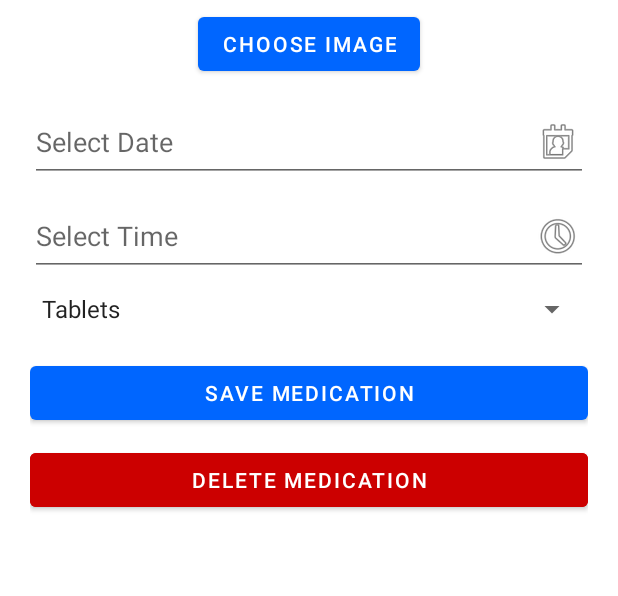
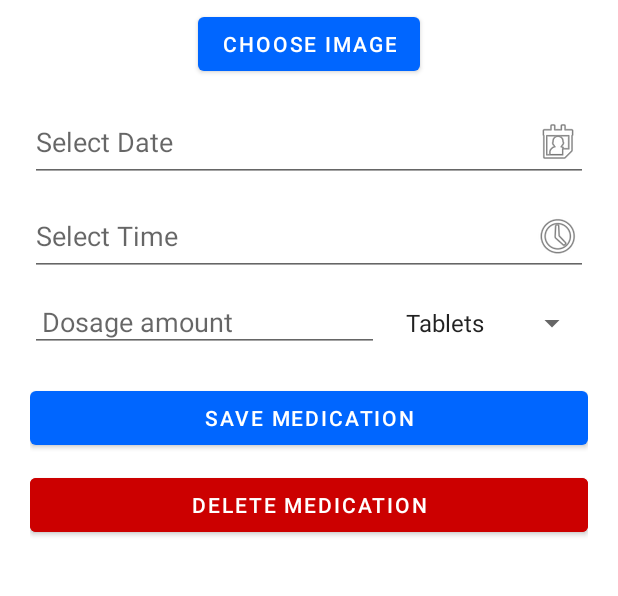
Before and after one commit to Yyangyy2/ElderLink, an Android app built with Jetpack Compose: the AddMedicationActivity screen opened directly, with no data from a screen before it, on a phone screen of 412 x 824 dp, the part 338-934 px from its top. Run offline under Robolectric (Android 15) with nearby library versions, the phone set to English and light mode, and no system bars; our stand-ins replace Firebase (no records; nobody signed in at launch, a user with empty details on screens opened directly); 1 statement that could not run was skipped.

Commit message:
Added Dosage amount to Medication

```diff
--- a/app/src/main/java/com/example/elderlink/view_medication/AddMedicationActivity.java
+++ b/app/src/main/java/com/example/elderlink/view_medication/AddMedicationActivity.java
@@ -34,7 +34,7 @@ import java.util.UUID;
 public class AddMedicationActivity extends AppCompatActivity {
     private static final String TAG = "AddMedicationActivity";
 
-    private EditText editMedicationName, editMedicationDate, editMedicationTime;
+    private EditText editMedicationName, editMedicationDate, editMedicationTime,editMedicationDosage;
     private ImageView selectedMedicationImage;
     private Button selectMedicationImageBtn, saveMedicationBtn, deleteMedicationBtn;
     private Spinner spinnerMedicationUnit;
@@ -63,6 +63,7 @@ public class AddMedicationActivity extends AppCompatActivity {
         editMedicationName = findViewById(R.id.editMedicationName);
         editMedicationDate = findViewById(R.id.editMedicationDate);
         editMedicationTime = findViewById(R.id.editMedicationTime);
+        editMedicationDosage = findViewById(R.id.editMedicationDosage);
         selectedMedicationImage = findViewById(R.id.selectedMedicationImage);
         selectMedicationImageBtn = findViewById(R.id.selectMedicationImageBtn);
         saveMedicationBtn = findViewById(R.id.saveMedicationBtn);
@@ -180,6 +181,12 @@ public class AddMedicationActivity extends AppCompatActivity {
                     editMedicationDate.setText(med.getDate());
                     editMedicationTime.setText(med.getTime());
 
+
+                    if (med.getDosage() != null) {
+                        editMedicationDosage.setText(med.getDosage());
+                    }
+
+
                     if (med.getUnit() != null) {
                         ArrayAdapter adapter = (ArrayAdapter) spinnerMedicationUnit.getAdapter();
                         int pos = adapter.getPosition(med.getUnit());
@@ -200,9 +207,11 @@ public class AddMedicationActivity extends AppCompatActivity {
     }
 
     private void saveMedication() {
+        //trim() remove whitespace
         String med_name = editMedicationName.getText().toString().trim();
         String med_date = editMedicationDate.getText().toString().trim();
         String med_time = editMedicationTime.getText().toString().trim();
+        String med_dosage = editMedicationDosage.getText().toString().trim();
         String med_unit = (String) spinnerMedicationUnit.getSelectedItem();
 
         if (med_name.isEmpty() || med_date.isEmpty() || med_time.isEmpty()) {
@@ -217,6 +226,7 @@ public class AddMedicationActivity extends AppCompatActivity {
                 med_name,
                 med_date,
                 med_time,
+                med_dosage,
                 med_unit,
                 selectedImageBase64 == null ? "" : selectedImageBase64
         );
--- a/app/src/main/java/com/example/elderlink/view_medication/MedicationAdapter.java
+++ b/app/src/main/java/com/example/elderlink/view_medication/MedicationAdapter.java
@@ -44,6 +44,7 @@ public class MedicationAdapter extends RecyclerView.Adapter<MedicationAdapter.Me
 
         holder.medName.setText(med.getName());
         holder.medTime.setText(med.getTime());
+        holder.medDosage.setText(med.getDosage());
         holder.medUnit.setText(med.getUnit());
 
         // Convert Base64 image if available
@@ -64,13 +65,14 @@ public class MedicationAdapter extends RecyclerView.Adapter<MedicationAdapter.Me
     }
 
     public static class MedicationViewHolder extends RecyclerView.ViewHolder {
-        TextView medName, medTime, medUnit, btnEdit;
+        TextView medName, medTime,medDosage, medUnit, btnEdit;
         ImageView medImage;
 
         public MedicationViewHolder(@NonNull View itemView) {
             super(itemView);
             medName = itemView.findViewById(R.id.med_name);
             medTime = itemView.findViewById(R.id.med_time);
+            medDosage = itemView.findViewById(R.id.med_dosage);
             medUnit = itemView.findViewById(R.id.med_unit);
             medImage = itemView.findViewById(R.id.med_image);
             btnEdit = itemView.findViewById(R.id.btnEdit);
--- a/app/src/main/res/layout/medication_add_page.xml
+++ b/app/src/main/res/layout/medication_add_page.xml
@@ -58,13 +58,33 @@
             android:layout_marginTop="10dp"
             android:drawableEnd="@android:drawable/ic_menu_recent_history" />
 
-        <!-- Dosage Unit -->
-        <Spinner
-            android:id="@+id/spinnerMedicationUnit"
+        <LinearLayout
             android:layout_width="match_parent"
             android:layout_height="wrap_content"
-            android:layout_marginTop="10dp"
-            tools:ignore="TouchTargetSizeCheck" />
+            android:orientation="horizontal"
+            android:layout_marginTop="10dp">
+
+            <!-- Dosage Number Input -->
+            <EditText
+                android:id="@+id/editMedicationDosage"
+                android:layout_width="0dp"
+                android:layout_height="wrap_content"
+                android:layout_weight="1"
+                android:hint="Dosage amount"
+                android:inputType="number"
+                android:padding="8dp"
+                tools:ignore="TouchTargetSizeCheck" />
+
+            <!-- Dosage Unit Spinner -->
+            <Spinner
+                android:id="@+id/spinnerMedicationUnit"
+                android:layout_width="wrap_content"
+                android:layout_height="wrap_content"
+                android:layout_marginStart="10dp"
+                android:minWidth="100dp"
+                tools:ignore="TouchTargetSizeCheck" />
+
+        </LinearLayout>
 
         <!-- Save Button -->
         <Button
```
Also changed, not shown: app/src/main/java/com/example/elderlink/view_medication/Model_medication.java (+12 -2 lines), app/src/main/res/layout/medication_item.xml (+27 -8 lines).
